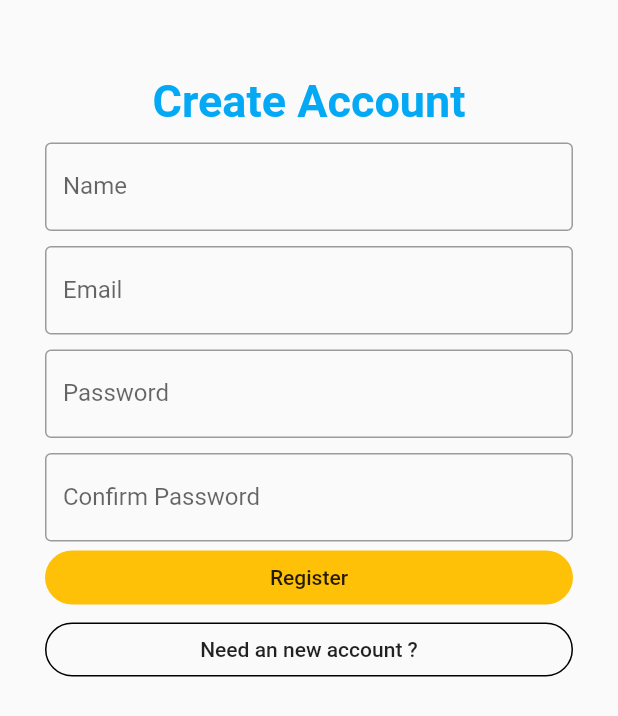
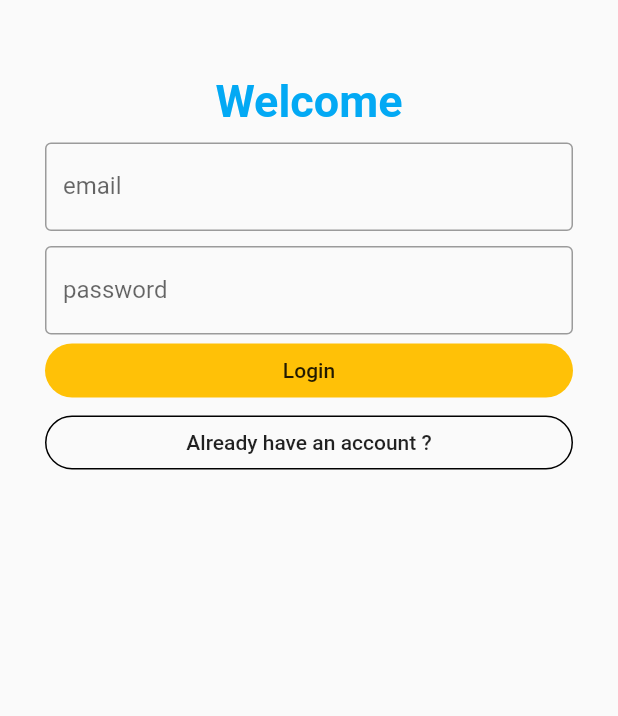
Before and after one commit to sachaakiba/BIDOUILLE_PROJECT, a Flutter app: the screen it shows after launch, on a phone screen of 412 x 824 dp. Shown: the top 716 px of the screen. Run offline on Flutter 3.47's test engine with Material 2 defaults, Android fonts, the phone set to English and light mode, and no system bars; our stand-ins replace flutter_svg, google_maps_flutter.

Commit message:
ADD login form

```diff
--- a/bidouilleP5/lib/main.dart
+++ b/bidouilleP5/lib/main.dart
@@ -1,3 +1,4 @@
+import 'package:bidouilleP5/pageAuth/login.dart';
 import 'package:bidouilleP5/pageAuth/register.dart';
 import 'package:flutter/material.dart';
 
@@ -16,7 +17,7 @@ class MyApp extends StatelessWidget {
         primarySwatch: Colors.blue,
         visualDensity: VisualDensity.adaptivePlatformDensity,
       ),
-      home: Register(),
+      home: Login(),
     );
   }
 }
--- a/bidouilleP5/lib/pageAuth/login.dart
+++ b/bidouilleP5/lib/pageAuth/login.dart
@@ -0,0 +1,77 @@
+import 'package:flutter/material.dart';
+
+class Login extends StatefulWidget {
+  @override
+  _LoginState createState() => _LoginState();
+}
+
+class _LoginState extends State<Login> {
+  @override
+  Widget build(BuildContext context) {
+    String email = '';
+    String password = '';
+
+    final _keyForm = GlobalKey<FormState>();
+    return Scaffold(
+      body: Container(
+        padding: EdgeInsets.symmetric(vertical: 50.0, horizontal: 30.0),
+        child: Form(
+          key: _keyForm,
+          child: Column(
+            crossAxisAlignment: CrossAxisAlignment.stretch,
+            children: <Widget>[
+              Center(
+                child: Text(
+                  'Welcome',
+                  style: TextStyle(
+                      color: Colors.lightBlue,
+                      fontSize: 30,
+                      fontWeight: FontWeight.bold),
+                ),
+              ),
+              SizedBox(height: 10.0),
+              TextFormField(
+                decoration: InputDecoration(
+                  labelText: 'email',
+                  border: OutlineInputBorder(),
+                ),
+                validator: (val) => val.isEmpty ? 'Enter an email' : null,
+                onChanged: (val) => email = val,
+              ),
+              SizedBox(height: 10.0),
+              TextFormField(
+                decoration: InputDecoration(
+                  labelText: 'password',
+                  border: OutlineInputBorder(),
+                ),
+                validator: (val) => val.length < 6
+                    ? 'Enter a password with 6 characters or more'
+                    : null,
+                onChanged: (val) => password = val,
+              ),
+              FlatButton(
+                onPressed: () {
+                  if (_keyForm.currentState.validate()) {
+                    print('ok');
+                  }
+                },
+                color: Colors.amber,
+                child: Text('Login'),
+                shape: RoundedRectangleBorder(
+                    borderRadius: BorderRadius.circular(20.0)),
+              ),
+              OutlineButton(
+                onPressed: () {},
+                borderSide: BorderSide(width: 1.0, color: Colors.black),
+                color: Colors.amber,
+                child: Text('Already have an account ?'),
+                shape: RoundedRectangleBorder(
+                    borderRadius: BorderRadius.circular(20.0)),
+              )
+            ],
+          ),
+        ),
+      ),
+    );
+  }
+}
--- a/bidouilleP5/lib/pageAuth/register.dart
+++ b/bidouilleP5/lib/pageAuth/register.dart
@@ -77,14 +77,7 @@ class _RegisterState extends State<Register> {
                 child: Text('Register'),
                 shape: RoundedRectangleBorder(
                     borderRadius: BorderRadius.circular(20.0)),
-              ),
-              OutlineButton(
-                onPressed: () {},
-                borderSide: BorderSide(width: 1.0, color: Colors.black),
-                child: Text('Need an new account ?'),
-                shape: RoundedRectangleBorder(
-                    borderRadius: BorderRadius.circular(20.0)),
-              ),
+              )
             ],
           ),
         ),
```
